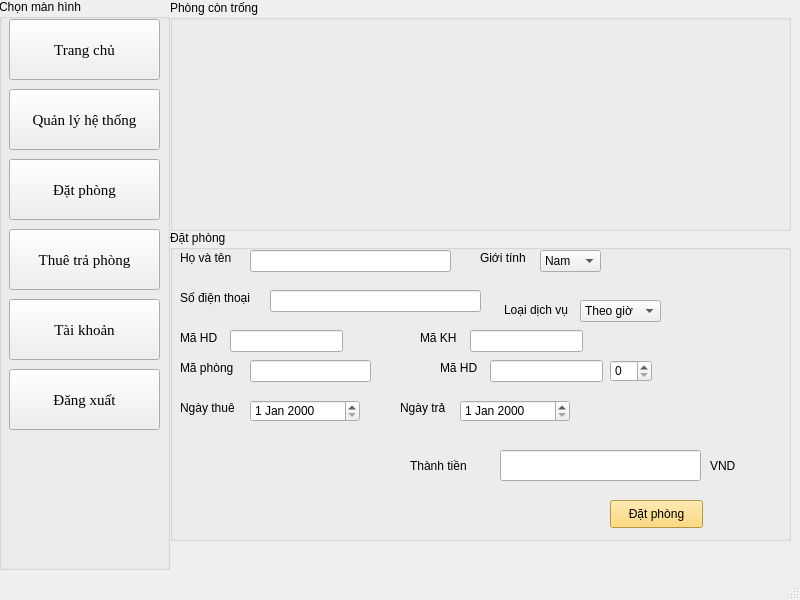
Before: the Qt Designer form view/DatPhong.ui in loimaxto/DoAnPython, drawn with Qt 5.
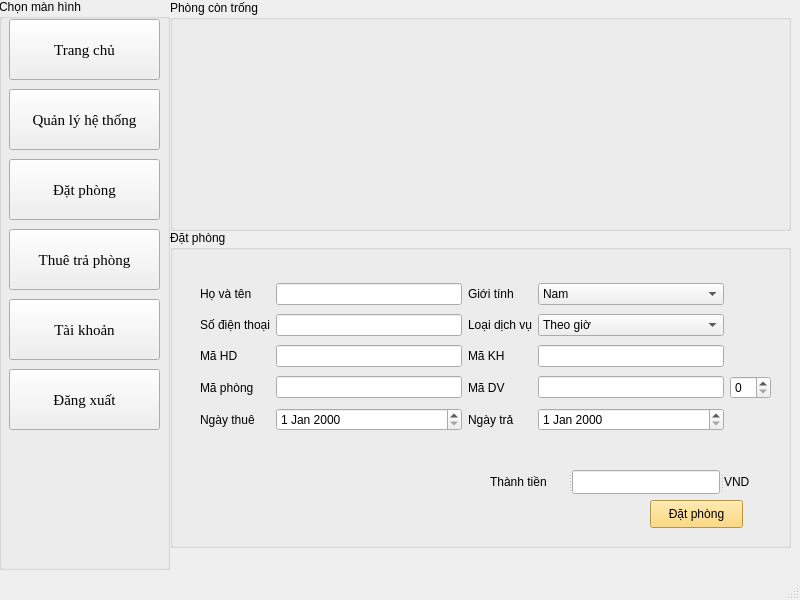
After: the same form once the commit is applied.

```diff
--- a/view/DatPhong.ui
+++ b/view/DatPhong.ui
@@ -147,167 +147,16 @@
       <x>170</x>
       <y>230</y>
       <width>621</width>
-      <height>311</height>
+      <height>318</height>
      </rect>
     </property>
     <property name="title">
      <string>Đặt phòng</string>
     </property>
-    <widget class="QLabel" name="label">
-     <property name="geometry">
-      <rect>
-       <x>10</x>
-       <y>100</y>
-       <width>55</width>
-       <height>16</height>
-      </rect>
-     </property>
-     <property name="text">
-      <string>Mã HD</string>
-     </property>
-    </widget>
-    <widget class="QLineEdit" name="lineEdit">
-     <property name="geometry">
-      <rect>
-       <x>60</x>
-       <y>100</y>
-       <width>113</width>
-       <height>22</height>
-      </rect>
-     </property>
-    </widget>
-    <widget class="QLineEdit" name="lineEdit_2">
-     <property name="geometry">
-      <rect>
-       <x>80</x>
-       <y>130</y>
-       <width>121</width>
-       <height>22</height>
-      </rect>
-     </property>
-    </widget>
-    <widget class="QLabel" name="label_2">
-     <property name="geometry">
-      <rect>
-       <x>10</x>
-       <y>130</y>
-       <width>55</width>
-       <height>16</height>
-      </rect>
-     </property>
-     <property name="text">
-      <string>Mã phòng</string>
-     </property>
-    </widget>
-    <widget class="QLineEdit" name="lineEdit_3">
-     <property name="geometry">
-      <rect>
-       <x>300</x>
-       <y>100</y>
-       <width>113</width>
-       <height>22</height>
-      </rect>
-     </property>
-    </widget>
-    <widget class="QLabel" name="label_3">
-     <property name="geometry">
-      <rect>
-       <x>250</x>
-       <y>100</y>
-       <width>55</width>
-       <height>16</height>
-      </rect>
-     </property>
-     <property name="text">
-      <string>Mã KH</string>
-     </property>
-    </widget>
-    <widget class="QLabel" name="label_4">
-     <property name="geometry">
-      <rect>
-       <x>270</x>
-       <y>130</y>
-       <width>55</width>
-       <height>16</height>
-      </rect>
-     </property>
-     <property name="text">
-      <string>Mã HD</string>
-     </property>
-    </widget>
-    <widget class="QLineEdit" name="lineEdit_4">
-     <property name="geometry">
-      <rect>
-       <x>320</x>
-       <y>130</y>
-       <width>113</width>
-       <height>22</height>
-      </rect>
-     </property>
-     <property name="text">
-      <string/>
-     </property>
-    </widget>
-    <widget class="QSpinBox" name="spinBox">
-     <property name="geometry">
-      <rect>
-       <x>440</x>
-       <y>130</y>
-       <width>42</width>
-       <height>22</height>
-      </rect>
-     </property>
-    </widget>
-    <widget class="QLabel" name="label_5">
-     <property name="geometry">
-      <rect>
-       <x>10</x>
-       <y>170</y>
-       <width>71</width>
-       <height>16</height>
-      </rect>
-     </property>
-     <property name="text">
-      <string>Ngày thuê</string>
-     </property>
-    </widget>
-    <widget class="QLabel" name="label_6">
-     <property name="geometry">
-      <rect>
-       <x>230</x>
-       <y>170</y>
-       <width>71</width>
-       <height>16</height>
-      </rect>
-     </property>
-     <property name="text">
-      <string>Ngày trả</string>
-     </property>
-    </widget>
-    <widget class="QDateEdit" name="dateEdit">
-     <property name="geometry">
-      <rect>
-       <x>80</x>
-       <y>170</y>
-       <width>110</width>
-       <height>22</height>
-      </rect>
-     </property>
-    </widget>
-    <widget class="QDateEdit" name="dateEdit_2">
-     <property name="geometry">
-      <rect>
-       <x>290</x>
-       <y>170</y>
-       <width>110</width>
-       <height>22</height>
-      </rect>
-     </property>
-    </widget>
     <widget class="QPushButton" name="pushButton">
      <property name="geometry">
       <rect>
-       <x>440</x>
+       <x>480</x>
        <y>270</y>
        <width>93</width>
        <height>28</height>
@@ -321,15 +170,19 @@
       <string>Đặt phòng</string>
      </property>
     </widget>
+    <widget class="QSplitter" name="splitter">
+     <property name="geometry">
+      <rect>
+       <x>320</x>
+       <y>240</y>
+       <width>270</width>
+       <height>24</height>
+      </rect>
+     </property>
+     <property name="orientation">
+      <enum>Qt::Horizontal</enum>
+     </property>
     <widget class="QLabel" name="label_7">
-     <property name="geometry">
-      <rect>
-       <x>240</x>
-       <y>220</y>
-       <width>81</width>
-       <height>31</height>
-      </rect>
-     </property>
      <property name="font">
       <font>
        <pointsize>9</pointsize>
@@ -340,14 +193,6 @@
      </property>
     </widget>
     <widget class="QLineEdit" name="lineEdit_5">
-     <property name="geometry">
-      <rect>
-       <x>330</x>
-       <y>220</y>
-       <width>201</width>
-       <height>31</height>
-      </rect>
-     </property>
      <property name="font">
       <font>
        <pointsize>9</pointsize>
@@ -355,14 +200,6 @@
      </property>
     </widget>
     <widget class="QLabel" name="label_8">
-     <property name="geometry">
-      <rect>
-       <x>540</x>
-       <y>220</y>
-       <width>55</width>
-       <height>31</height>
-      </rect>
-     </property>
      <property name="font">
       <font>
        <pointsize>9</pointsize>
@@ -372,51 +209,19 @@
       <string>VND</string>
      </property>
     </widget>
-    <widget class="QLabel" name="label_9">
-     <property name="geometry">
-      <rect>
-       <x>10</x>
-       <y>20</y>
-       <width>71</width>
-       <height>16</height>
-      </rect>
-     </property>
-     <property name="text">
-      <string>Họ và tên</string>
-     </property>
     </widget>
-    <widget class="QLineEdit" name="lineEdit_6">
+    <widget class="QWidget" name="">
      <property name="geometry">
       <rect>
-       <x>80</x>
-       <y>20</y>
-       <width>201</width>
-       <height>22</height>
+       <x>30</x>
+       <y>50</y>
+       <width>571</width>
+       <height>158</height>
       </rect>
      </property>
-    </widget>
-    <widget class="QLabel" name="label_10">
-     <property name="geometry">
-      <rect>
-       <x>310</x>
-       <y>20</y>
-       <width>55</width>
-       <height>16</height>
-      </rect>
-     </property>
-     <property name="text">
-      <string>Giới tính</string>
-     </property>
-    </widget>
+     <layout class="QGridLayout" name="gridLayout">
+      <item row="0" column="3">
     <widget class="QComboBox" name="comboBox">
-     <property name="geometry">
-      <rect>
-       <x>370</x>
-       <y>20</y>
-       <width>61</width>
-       <height>22</height>
-      </rect>
-     </property>
      <item>
       <property name="text">
        <string>Nam</string>
@@ -433,38 +238,104 @@
       </property>
      </item>
     </widget>
+      </item>
+      <item row="3" column="1">
+       <widget class="QLineEdit" name="lineEdit_2"/>
+      </item>
+      <item row="1" column="1">
+       <widget class="QLineEdit" name="lineEdit_7"/>
+      </item>
+      <item row="3" column="2">
+       <widget class="QLabel" name="label_4">
+        <property name="text">
+         <string>Mã DV</string>
+        </property>
+       </widget>
+      </item>
+      <item row="0" column="0">
+       <widget class="QLabel" name="label_9">
+        <property name="text">
+         <string>Họ và tên</string>
+        </property>
+       </widget>
+      </item>
+      <item row="4" column="1">
+       <widget class="QDateEdit" name="dateEdit"/>
+      </item>
+      <item row="2" column="1">
+       <widget class="QLineEdit" name="lineEdit"/>
+      </item>
+      <item row="1" column="0">
     <widget class="QLabel" name="label_11">
-     <property name="geometry">
-      <rect>
-       <x>10</x>
-       <y>60</y>
-       <width>81</width>
-       <height>16</height>
-      </rect>
-     </property>
      <property name="text">
       <string>Số điện thoại</string>
      </property>
     </widget>
-    <widget class="QLineEdit" name="lineEdit_7">
-     <property name="geometry">
-      <rect>
-       <x>100</x>
-       <y>60</y>
-       <width>211</width>
-       <height>22</height>
-      </rect>
-     </property>
-    </widget>
+      </item>
+      <item row="3" column="0">
+       <widget class="QLabel" name="label_2">
+        <property name="text">
+         <string>Mã phòng</string>
+        </property>
+       </widget>
+      </item>
+      <item row="2" column="0">
+       <widget class="QLabel" name="label">
+        <property name="text">
+         <string>Mã HD</string>
+        </property>
+       </widget>
+      </item>
+      <item row="0" column="1">
+       <widget class="QLineEdit" name="lineEdit_6"/>
+      </item>
+      <item row="2" column="2">
+       <widget class="QLabel" name="label_3">
+        <property name="text">
+         <string>Mã KH</string>
+        </property>
+       </widget>
+      </item>
+      <item row="3" column="3">
+       <widget class="QLineEdit" name="lineEdit_4">
+        <property name="text">
+         <string/>
+        </property>
+       </widget>
+      </item>
+      <item row="4" column="0">
+       <widget class="QLabel" name="label_5">
+        <property name="text">
+         <string>Ngày thuê</string>
+        </property>
+       </widget>
+      </item>
+      <item row="0" column="2">
+       <widget class="QLabel" name="label_10">
+        <property name="text">
+         <string>Giới tính</string>
+        </property>
+       </widget>
+      </item>
+      <item row="4" column="2">
+       <widget class="QLabel" name="label_6">
+        <property name="text">
+         <string>Ngày trả</string>
+        </property>
+       </widget>
+      </item>
+      <item row="4" column="3">
+       <widget class="QDateEdit" name="dateEdit_2"/>
+      </item>
+      <item row="1" column="2">
+       <widget class="QLabel" name="label_12">
+        <property name="text">
+         <string>Loại dịch vụ</string>
+        </property>
+       </widget>
+      </item>
+      <item row="1" column="3">
     <widget class="QComboBox" name="comboBox_2">
-     <property name="geometry">
-      <rect>
-       <x>410</x>
-       <y>70</y>
-       <width>81</width>
-       <height>22</height>
-      </rect>
-     </property>
      <item>
       <property name="text">
        <string>Theo giờ</string>
@@ -481,18 +352,14 @@
       </property>
      </item>
     </widget>
-    <widget class="QLabel" name="label_12">
-     <property name="geometry">
-      <rect>
-       <x>334</x>
-       <y>70</y>
-       <width>81</width>
-       <height>20</height>
-      </rect>
-     </property>
-     <property name="text">
-      <string>Loại dịch vụ</string>
-     </property>
+      </item>
+      <item row="2" column="3">
+       <widget class="QLineEdit" name="lineEdit_3"/>
+      </item>
+      <item row="3" column="4">
+       <widget class="QSpinBox" name="spinBox"/>
+      </item>
+     </layout>
     </widget>
    </widget>
    <widget class="QGroupBox" name="groupBox_2">
```
Lines whose indentation alone changed are shown as unchanged.
